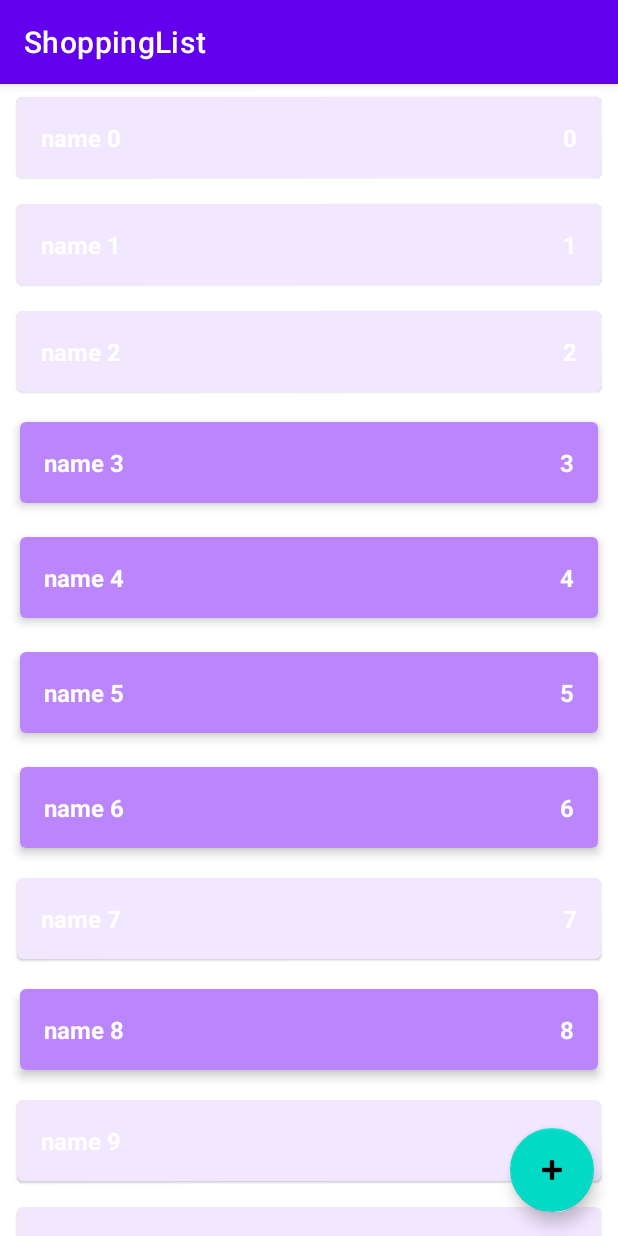
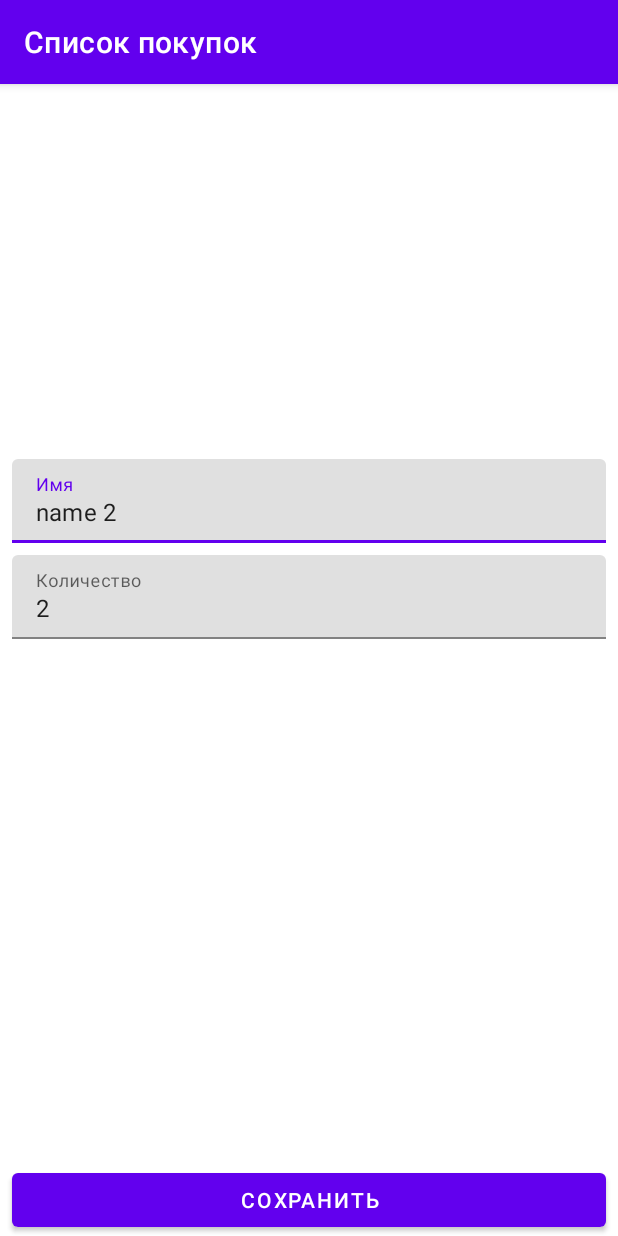
Before and after one commit to ilinion1/ShoppingList, an Android app: the screen it shows after launch (MainActivity before the commit, ShopItemActivity after it), after a tap on an icon or button, on a phone screen of 412 x 824 dp. Run offline under Robolectric (Android 15) with nearby library versions, the phone set to English and light mode, and no system bars.

Commit message:
Создал и настроил второе activity_shop_item.xml

```diff
--- a/app/src/main/AndroidManifest.xml
+++ b/app/src/main/AndroidManifest.xml
@@ -10,6 +10,10 @@
         android:supportsRtl="true"
         android:theme="@style/Theme.ShoppingList">
         <activity
+            android:name=".presentation.ShopItemActivity"
+            android:windowSoftInputMode="adjustResize"
+            android:exported="false" />
+        <activity
             android:name=".presentation.MainActivity"
             android:exported="true">
             <intent-filter>
--- a/app/src/main/java/com/example/shoppinglist/data/ShopListRepositoryImpl.kt
+++ b/app/src/main/java/com/example/shoppinglist/data/ShopListRepositoryImpl.kt
@@ -3,8 +3,8 @@ package com.example.shoppinglist.data
 import androidx.lifecycle.LiveData
 import androidx.lifecycle.MutableLiveData
 import com.example.shoppinglist.domain.ShopItem
+import com.example.shoppinglist.domain.ShopItem.Companion.UNDEFINED_ID
 import com.example.shoppinglist.domain.ShopListRepository
-import com.example.shoppinglist.domain.UNDEFINED_ID
 import kotlin.random.Random
 
 object ShopListRepositoryImpl: ShopListRepository {
@@ -14,7 +14,7 @@ object ShopListRepositoryImpl: ShopListRepository {
     private var autoIncrementId = 0
 
     init {
-        for (i in 0 until 100){
+        for (i in 0 until 5){
             val item = ShopItem("name $i", i, Random.nextBoolean())
             addShopItem(item)
         }
--- a/app/src/main/java/com/example/shoppinglist/domain/ShopItem.kt
+++ b/app/src/main/java/com/example/shoppinglist/domain/ShopItem.kt
@@ -6,5 +6,9 @@ data class ShopItem(
     val enable: Boolean,
     var id: Int = UNDEFINED_ID
 )
+{
+    companion object{
+        const val UNDEFINED_ID = -1
+    }
 
-const val UNDEFINED_ID = -1
+}
--- a/app/src/main/java/com/example/shoppinglist/presentation/MainActivity.kt
+++ b/app/src/main/java/com/example/shoppinglist/presentation/MainActivity.kt
@@ -1,12 +1,13 @@
 package com.example.shoppinglist.presentation
 
+import android.os.Bundle
 import androidx.appcompat.app.AppCompatActivity
-import android.os.Bundle
-import android.util.Log
 import androidx.lifecycle.ViewModelProvider
 import androidx.recyclerview.widget.ItemTouchHelper
 import androidx.recyclerview.widget.RecyclerView
 import com.example.shoppinglist.R
+import com.google.android.material.floatingactionbutton.FloatingActionButton
+
 
 class MainActivity : AppCompatActivity() {
     private lateinit var viewModel: MainViewModel
@@ -19,18 +20,29 @@ class MainActivity : AppCompatActivity() {
 
         setUpRecyclerView()
         viewModel = ViewModelProvider(this)[MainViewModel::class.java]
-        viewModel.shopLIst.observe(this){
+        viewModel.shopLIst.observe(this) {
             shopListAdapter.submitList(it)
+        }
+        val buttonShopItem = findViewById<FloatingActionButton>(R.id.button_add_shop_item)
+        buttonShopItem.setOnClickListener {
+            val intent = ShopItemActivity.newIntentAddItem(this)
+            startActivity(intent)
         }
     }
 
-    private fun setUpRecyclerView(){
+    private fun setUpRecyclerView() {
         val rvShopList = findViewById<RecyclerView>(R.id.rv_shop_list)
         shopListAdapter = ShopListAdapter()
-        with(rvShopList){
+        with(rvShopList) {
             adapter = shopListAdapter
-            recycledViewPool.setMaxRecycledViews(ShopListAdapter.COUNT_ENABLED, ShopListAdapter.MAX_POOL_SIZE)
-            recycledViewPool.setMaxRecycledViews(ShopListAdapter.COUNT_DISABLED, ShopListAdapter.MAX_POOL_SIZE)
+            recycledViewPool.setMaxRecycledViews(
+                ShopListAdapter.COUNT_ENABLED,
+                ShopListAdapter.MAX_POOL_SIZE
+            )
+            recycledViewPool.setMaxRecycledViews(
+                ShopListAdapter.COUNT_DISABLED,
+                ShopListAdapter.MAX_POOL_SIZE
+            )
         }
         setUpLongClickListener()
         setUpClickListener()
@@ -61,7 +73,10 @@ class MainActivity : AppCompatActivity() {
     }
 
     private fun setUpClickListener() {
-        shopListAdapter.onShopItemClickListener = { Log.d("MyLog", "$it") }
+        shopListAdapter.onShopItemClickListener = {
+            val intent = ShopItemActivity.newIntentEditItem(this, it.id)
+            startActivity(intent)
+        }
     }
 
     private fun setUpLongClickListener() {
--- a/app/src/main/java/com/example/shoppinglist/presentation/MainViewModel.kt
+++ b/app/src/main/java/com/example/shoppinglist/presentation/MainViewModel.kt
@@ -1,7 +1,5 @@
 package com.example.shoppinglist.presentation
 
-import android.util.Log
-import androidx.lifecycle.MutableLiveData
 import androidx.lifecycle.ViewModel
 import com.example.shoppinglist.data.ShopListRepositoryImpl
 import com.example.shoppinglist.domain.DeleteShopItemUseCase
--- /dev/null
+++ b/app/src/main/java/com/example/shoppinglist/presentation/ShopItemActivity.kt
@@ -0,0 +1,155 @@
+package com.example.shoppinglist.presentation
+
+import android.content.Context
+import android.content.Intent
+import android.os.Bundle
+import android.text.Editable
+import android.text.TextWatcher
+import android.widget.Button
+import android.widget.EditText
+import androidx.appcompat.app.AppCompatActivity
+import androidx.lifecycle.ViewModelProvider
+import com.example.shoppinglist.R
+import com.example.shoppinglist.domain.ShopItem
+import com.google.android.material.textfield.TextInputLayout
+
+class ShopItemActivity : AppCompatActivity() {
+
+    private lateinit var viewModel: ShopItemViewModel
+
+    private lateinit var tilName: TextInputLayout
+    private lateinit var tilCount: TextInputLayout
+    private lateinit var edName: EditText
+    private lateinit var edCount: EditText
+    private lateinit var saveButton: Button
+
+    private var screenMode = MODE_UNKNOWN
+    private var shopItemId = ShopItem.UNDEFINED_ID
+
+    override fun onCreate(savedInstanceState: Bundle?) {
+        super.onCreate(savedInstanceState)
+        setContentView(R.layout.activity_shop_item)
+        parseIntent()
+        viewModel = ViewModelProvider(this)[ShopItemViewModel::class.java]
+        initViews()
+        addChangeTextListener()
+        launchRightMode()
+        observeViewModel()
+    }
+
+
+    private fun observeViewModel() {
+        viewModel.errorInputCount.observe(this) {
+            val message = if (it) {
+                getString(R.string.error_input_count)
+            } else {
+                null
+            }
+            tilCount.error = message
+        }
+
+        viewModel.errorInputName.observe(this) {
+            val message = if (it) {
+                getString(R.string.error_input_name)
+            } else {
+                null
+            }
+            tilName.error = message
+        }
+        viewModel.shouldCloseScreen.observe(this) {
+            finish()
+        }
+    }
+
+    private fun launchRightMode() {
+        when (screenMode) {
+            MODE_EDIT -> launchEditMode()
+            MODE_ADD -> launchAddMode()
+        }
+    }
+
+    private fun addChangeTextListener() {
+        edName.addTextChangedListener(object : TextWatcher {
+            override fun beforeTextChanged(p0: CharSequence?, p1: Int, p2: Int, p3: Int) {}
+
+            override fun onTextChanged(p0: CharSequence?, p1: Int, p2: Int, p3: Int) {
+                viewModel.resetErrorInputName()
+            }
+
+            override fun afterTextChanged(p0: Editable?) {}
+        })
+
+        edCount.addTextChangedListener(object : TextWatcher {
+            override fun beforeTextChanged(p0: CharSequence?, p1: Int, p2: Int, p3: Int) {}
+
+            override fun onTextChanged(p0: CharSequence?, p1: Int, p2: Int, p3: Int) {
+                viewModel.resetErrorInputCount()
+            }
+
+            override fun afterTextChanged(p0: Editable?) {}
+        })
+    }
+
+    private fun initViews() {
+        tilName = findViewById(R.id.til_name)
+        tilCount = findViewById(R.id.til_count)
+        edName = findViewById(R.id.ed_name)
+        edCount = findViewById(R.id.ed_count)
+        saveButton = findViewById(R.id.saveButton)
+    }
+
+    private fun launchEditMode() {
+        viewModel.getShopItem(shopItemId)
+        viewModel.shopItem.observe(this) {
+            edName.setText(it.name)
+            edCount.setText(it.count.toString())
+        }
+        saveButton.setOnClickListener {
+            viewModel.editShopItem(edName.text?.toString(), edCount.text?.toString())
+        }
+    }
+
+    private fun launchAddMode() {
+        saveButton.setOnClickListener {
+            viewModel.addShopItem(edName.text?.toString(), edCount.text?.toString())
+        }
+    }
+
+    private fun parseIntent() {
+        if (!intent.hasExtra(EXTRA_SCREEN_MODE)) {
+            throw RuntimeException("не указан extra_mode")
+        }
+        val mode = intent.getStringExtra(EXTRA_SCREEN_MODE)
+        if (mode != MODE_EDIT && mode != MODE_ADD) {
+            throw RuntimeException("не известный тип extra_mode $mode")
+        }
+        screenMode = mode
+        if (screenMode == MODE_EDIT) {
+            if (!intent.hasExtra(EXTRA_SHOP_ITEM_ID)) {
+                throw RuntimeException("Не содержит id")
+            }
+            shopItemId = intent.getIntExtra(EXTRA_SHOP_ITEM_ID, shopItemId)
+        }
+    }
+
+    companion object {
+        private const val EXTRA_SCREEN_MODE = "extra_mode"
+        private const val EXTRA_SHOP_ITEM_ID = "extra_shop_item_id"
+        const val MODE_EDIT = "mode_edit"
+        private const val MODE_ADD = "mode_add"
+        private const val MODE_UNKNOWN = ""
+
+        fun newIntentAddItem(context: Context): Intent {
+            val intent = Intent(context, ShopItemActivity::class.java)
+            intent.putExtra(EXTRA_SCREEN_MODE, MODE_ADD)
+            return intent
+        }
+
+        fun newIntentEditItem(context: Context, shopItemId: Int): Intent {
+            val intent = Intent(context, ShopItemActivity::class.java)
+            intent.putExtra(EXTRA_SCREEN_MODE, MODE_EDIT)
+            intent.putExtra(EXTRA_SHOP_ITEM_ID, shopItemId)
+            return intent
+        }
+    }
+}
--- /dev/null
+++ b/app/src/main/java/com/example/shoppinglist/presentation/ShopItemViewModel.kt
@@ -0,0 +1,98 @@
+package com.example.shoppinglist.presentation
+
+import androidx.lifecycle.LiveData
+import androidx.lifecycle.MutableLiveData
+import androidx.lifecycle.ViewModel
+import com.example.shoppinglist.data.ShopListRepositoryImpl
+import com.example.shoppinglist.domain.AddShopItemUseCase
+import com.example.shoppinglist.domain.EditShopItemUseCase
+import com.example.shoppinglist.domain.GetShopItemUseCase
+import com.example.shoppinglist.domain.ShopItem
+import java.lang.Exception
+
+class ShopItemViewModel: ViewModel() {
+
+    private val repository = ShopListRepositoryImpl
+    private val _errorInputName = MutableLiveData<Boolean>()
+    val errorInputName: LiveData<Boolean> = _errorInputName
+
+    private val _errorInputCount = MutableLiveData<Boolean>()
+    val errorInputCount: LiveData<Boolean> = _errorInputCount
+
+    private val _shopItem = MutableLiveData<ShopItem>()
+    val shopItem: LiveData<ShopItem> = _shopItem
+
+    private var _shouldCloseScreen = MutableLiveData<Unit>()
+    val shouldCloseScreen: LiveData<Unit> = _shouldCloseScreen
+
+    private val editShopItemUseCase = EditShopItemUseCase(repository)
+    private val addShopItemUseCase = AddShopItemUseCase(repository)
+    private val getShopItemUseCase = GetShopItemUseCase(repository)
+
+    fun editShopItem(inputName: String?, inputCount: String?){
+        val name = parseName(inputName)
+        val count = parseCount(inputCount)
+        val fieldsValid = validateInput(name, count)
+        if (fieldsValid){
+            _shopItem.value?.let {
+                val item = it.copy(name = name, count = count)
+                editShopItemUseCase.editShopList(item)
+                finishWork()
+            }
+
+        }
+    }
+
+    fun addShopItem(inputName: String?, inputCount: String?){
+        val name = parseName(inputName)
+        val count = parseCount(inputCount)
+        val fieldsValid = validateInput(name, count)
+        if (fieldsValid){
+            val shopItem = ShopItem(name, count, true)
+            addShopItemUseCase.addShopItem(shopItem)
+            finishWork()
+        }
+    }
+
+    fun getShopItem(shopItemId: Int){
+        val item = getShopItemUseCase.getShopItem(shopItemId)
+        _shopItem.value = item
+    }
+
+    private fun parseName(inputName: String?): String{
+        return inputName?.trim() ?: ""
+    }
+
+    private fun parseCount(inputCount: String?): Int{
+        return try {
+            inputCount?.trim()?.toInt() ?: 0
+        } catch (e:Exception){
+            0
+        }
+    }
+
+    private fun validateInput(name: String, count: Int): Boolean {
+        var result = true
+        if (name.isEmpty()){
+            _errorInputName.value = true
+            result = false
+        }
+        if (count <= 0){
+            _errorInputCount.value = true
+            result = false
+        }
+        return result
+    }
+
+    private fun finishWork(){
+        _shouldCloseScreen.value = Unit
+    }
+
+    fun resetErrorInputName(){
+        _errorInputName.value = false
+    }
+
+    fun resetErrorInputCount(){
+        _errorInputCount.value = false
+    }
+}
--- /dev/null
+++ b/app/src/main/res/layout/activity_shop_item.xml
@@ -0,0 +1,67 @@
+<?xml version="1.0" encoding="utf-8"?>
+<androidx.constraintlayout.widget.ConstraintLayout xmlns:android="http://schemas.android.com/apk/res/android"
+    xmlns:app="http://schemas.android.com/apk/res-auto"
+    xmlns:tools="http://schemas.android.com/tools"
+    android:layout_width="match_parent"
+    android:layout_height="match_parent"
+    tools:context=".presentation.ShopItemActivity">
+
+    <com.google.android.material.textfield.TextInputLayout
+        android:id="@+id/til_name"
+        android:layout_width="0dp"
+        android:layout_height="wrap_content"
+        android:layout_marginStart="8dp"
+        android:layout_marginTop="250dp"
+        android:layout_marginEnd="8dp"
+        android:layout_marginBottom="4dp"
+        app:layout_constraintBottom_toTopOf="@id/til_count"
+        app:layout_constraintEnd_toEndOf="parent"
+        app:layout_constraintStart_toStartOf="parent"
+        app:layout_constraintTop_toTopOf="parent"
+        app:layout_constraintVertical_bias="0.0"
+        app:layout_constraintVertical_chainStyle="packed">
+
+        <com.google.android.material.textfield.TextInputEditText
+            android:id="@+id/ed_name"
+            android:layout_width="match_parent"
+            android:layout_height="wrap_content"
+            android:hint="@string/name"
+            android:inputType="textCapWords" />
+
+    </com.google.android.material.textfield.TextInputLayout>
+
+    <com.google.android.material.textfield.TextInputLayout
+        android:id="@+id/til_count"
+        android:layout_width="0dp"
+        android:layout_height="wrap_content"
+        android:layout_marginTop="4dp"
+        android:layout_marginStart="8dp"
+        android:layout_marginEnd="8dp"
+        app:layout_constraintBottom_toTopOf="@id/saveButton"
+        app:layout_constraintEnd_toEndOf="parent"
+        app:layout_constraintStart_toStartOf="parent"
+        app:layout_constraintTop_toBottomOf="@id/til_name">
+
+    <com.google.android.material.textfield.TextInputEditText
+        android:id="@+id/ed_count"
+        android:layout_width="match_parent"
+        android:layout_height="wrap_content"
+        android:hint="@string/count"
+        android:inputType="number"/>
+
+    </com.google.android.material.textfield.TextInputLayout>
+
+
+    <Button
+        android:id="@+id/saveButton"
+        android:layout_width="0dp"
+        android:layout_height="wrap_content"
+        android:layout_marginStart="8dp"
+        android:layout_marginEnd="8dp"
+        android:layout_weight="1"
+        android:text="@string/save"
+        app:layout_constraintBottom_toBottomOf="parent"
+        app:layout_constraintEnd_toEndOf="parent"
+        app:layout_constraintStart_toStartOf="parent" />
+
+</androidx.constraintlayout.widget.ConstraintLayout>
--- a/app/src/main/res/values/strings.xml
+++ b/app/src/main/res/values/strings.xml
@@ -1,4 +1,9 @@
 <resources>
-    <string name="app_name">ShoppingList</string>
-    <string name="add_new_shop_item">Add new shop item</string>
+    <string name="app_name">Список покупок</string>
+    <string name="add_new_shop_item">Добавить к списку</string>
+    <string name="count">Количество</string>
+    <string name="save">Сохранить</string>
+    <string name="name">Имя</string>
+    <string name="error_input_count">Введите количество</string>
+    <string name="error_input_name">Введите имя</string>
 </resources>
```
